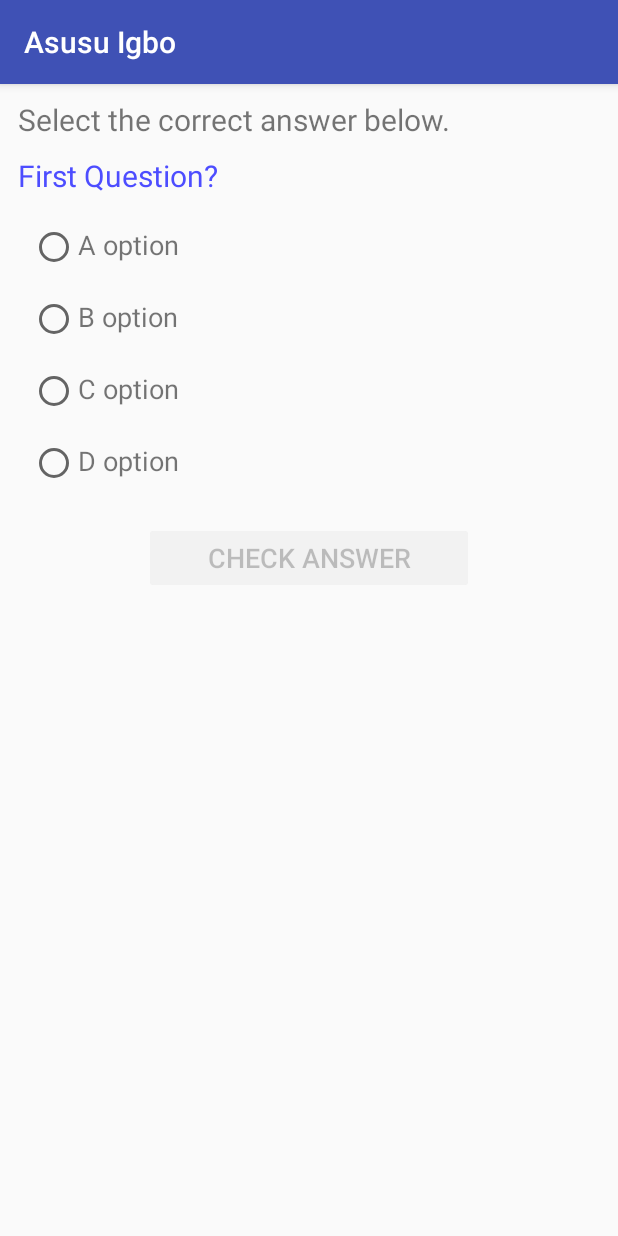
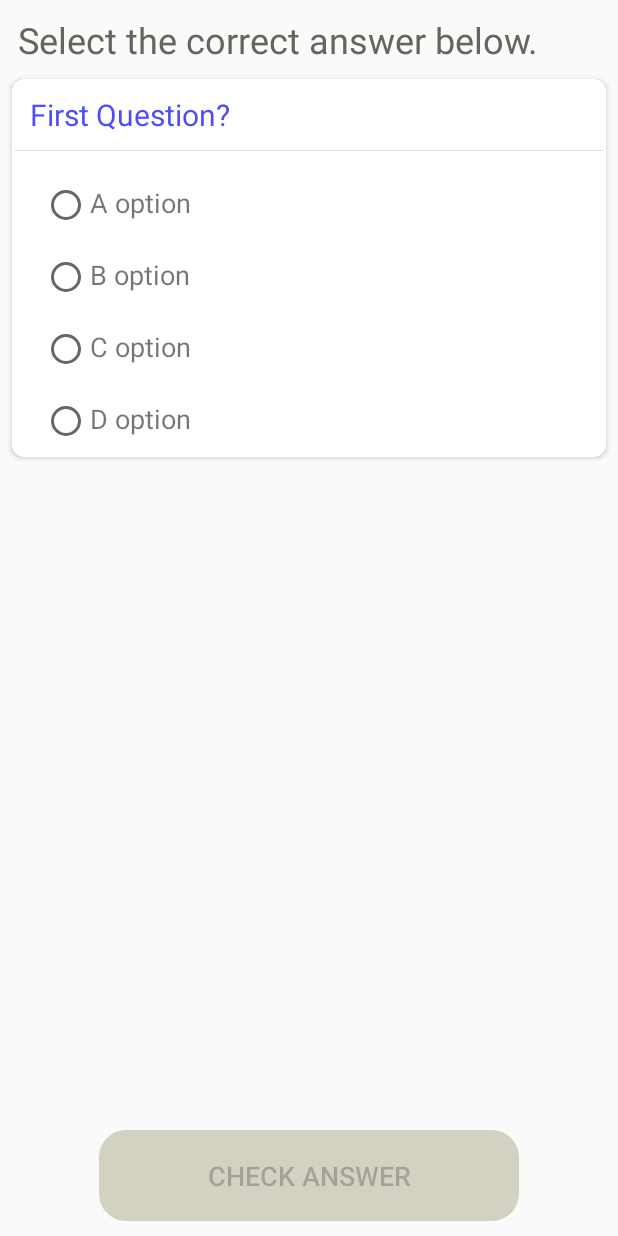
Before and after one commit to fco2/AsusuIgbo, an Android app: the LessonActivity screen opened directly, with no data from a screen before it, on a phone screen of 412 x 824 dp. Run offline under Robolectric (Android 15) with nearby library versions, the phone set to English and light mode, and no system bars.

Commit message:
Implemented card, implemented custom button, custom toolbar

```diff
--- a/app/src/main/AndroidManifest.xml
+++ b/app/src/main/AndroidManifest.xml
@@ -1,6 +1,8 @@
 <?xml version="1.0" encoding="utf-8"?>
 <manifest xmlns:android="http://schemas.android.com/apk/res/android"
     package="com.asusuigbo.frank.asusuigbo">
+
+    <uses-permission android:name="android.permission.INTERNET"/>
 
     <application
         android:allowBackup="true"
@@ -16,7 +18,7 @@
                 <category android:name="android.intent.category.LAUNCHER" />
             </intent-filter>
         </activity>
-        <activity android:name=".LessonActivity"></activity>
+        <activity android:name=".LessonActivity"/>
     </application>
 
 </manifest>
--- a/app/src/main/java/com/asusuigbo/frank/asusuigbo/LessonActivity.kt
+++ b/app/src/main/java/com/asusuigbo/frank/asusuigbo/LessonActivity.kt
@@ -30,6 +30,7 @@ class LessonActivity : AppCompatActivity() {
     var lessonsLayout: RelativeLayout? = null
     var myQueue: Queue<QuestionGroup> = LinkedList() //this.myQueue.addAll(this.dataList)
     var currentQuestionGroup: QuestionGroup? = null
+
 
     var lastQueItemPoll: Boolean = false
 
--- a/app/src/main/java/com/asusuigbo/frank/asusuigbo/MainActivity.kt
+++ b/app/src/main/java/com/asusuigbo/frank/asusuigbo/MainActivity.kt
@@ -5,16 +5,21 @@ import android.app.FragmentManager
 import android.support.v7.app.AppCompatActivity
 import android.os.Bundle
 import android.support.design.widget.BottomNavigationView
+import android.support.v7.widget.Toolbar
 import android.view.Menu
 import android.view.MenuItem
 
 class MainActivity : AppCompatActivity() {
 
     private var bottomNavigationView: BottomNavigationView? = null
+    private var toolbar: Toolbar? = null
 
     override fun onCreate(savedInstanceState: Bundle?) {
         super.onCreate(savedInstanceState)
         setContentView(R.layout.activity_main)
+
+        toolbar = findViewById(R.id.toolbar_main)
+        toolbar!!.title = resources.getString(R.string.app_name)
 
         setUpBottomNavigation()
     }
--- a/app/src/main/java/com/asusuigbo/frank/asusuigbo/com/asusuigbo/frank/asusuigbo/models/DummyList.kt
+++ b/app/src/main/java/com/asusuigbo/frank/asusuigbo/com/asusuigbo/frank/asusuigbo/models/DummyList.kt
@@ -24,6 +24,13 @@ class DummyList {
             dataList.add(qg)
 
             //------------------ Question 3
+            list = populateOptions("T option", "U option", "V option", "ver ver long option to " +
+                    "see how wrapping works")
+            qg = QuestionGroup("Semi last Question?", list, 1,
+                    SharedData.SelectedAnswerIndex)
+            dataList.add(qg)
+
+            //------------------ Question 3
             list = populateOptions("P option", "Q option", "R option", "S option")
             qg = QuestionGroup("Last Question?", list, 1,
                     SharedData.SelectedAnswerIndex)
--- /dev/null
+++ b/app/src/main/res/drawable/rounder_corner_button_shape.xml
@@ -0,0 +1,15 @@
+<?xml version="1.0" encoding="utf-8"?>
+<selector xmlns:android="http://schemas.android.com/apk/res/android">
+    <item android:state_enabled="true">
+        <shape android:shape="rectangle">
+            <solid android:color="@color/colorAccent"/>
+            <corners android:radius="18dp"/>
+        </shape>
+    </item>
+    <item android:state_enabled="false">
+        <shape android:shape="rectangle">
+            <solid android:color="#d3d2c2"/>
+            <corners android:radius="18dp"/>
+        </shape>
+    </item>
+</selector>
--- a/app/src/main/res/layout/activity_lesson.xml
+++ b/app/src/main/res/layout/activity_lesson.xml
@@ -3,6 +3,8 @@
     xmlns:tools="http://schemas.android.com/tools"
     android:layout_width="match_parent"
     android:layout_height="match_parent"
+    android:theme="@style/AppTheme"
+    xmlns:card_view="http://schemas.android.com/apk/res-auto"
     android:id="@+id/lessons_layout_id"
     tools:context=".LessonActivity">
 
@@ -12,43 +14,69 @@
         android:layout_alignParentTop="true"
         android:textAlignment="textStart"
         android:text="@string/select_answer_header"
-        android:textSize="20sp"
+        android:textSize="24sp"
+        android:textColor="#66655c"
         android:layout_marginStart="12dp"
         android:layout_marginTop="10dp"
         android:id="@+id/lesson_activity_text_id"/>
 
+    <android.support.v7.widget.CardView
+        android:layout_width="match_parent"
+        android:layout_height="wrap_content"
+        android:layout_below="@id/lesson_activity_text_id"
+        android:layout_marginStart="8dp"
+        android:layout_marginEnd="8dp"
+        card_view:cardCornerRadius="8dp"
+        android:layout_marginTop="10dp"
+        android:layout_marginBottom="10dp">
+
+        <RelativeLayout
+            android:layout_width="match_parent"
+            android:layout_height="match_parent">
+
             <TextView
                 android:layout_width="wrap_content"
                 android:layout_height="wrap_content"
+                android:layout_alignParentTop="true"
+                android:layout_marginStart="12dp"
+                android:layout_marginTop="10dp"
+                android:layout_marginBottom="8dp"
                 android:textAlignment="textStart"
                 android:textSize="20sp"
-        android:layout_marginStart="12dp"
                 android:textColor="#4d4dff"
-        android:layout_marginTop="10dp"
-        android:layout_below="@id/lesson_activity_text_id"
                 android:id="@+id/question_id"/>
 
+            <View
+                android:layout_width="match_parent"
+                android:layout_height="0.5dp"
+                android:layout_margin="2dp"
+                android:layout_below="@id/question_id"
+                android:background="#e2e1cc"
+                android:id="@+id/view_divider_id"/>
 
             <android.support.v7.widget.RecyclerView
                 android:layout_width="match_parent"
                 android:layout_height="wrap_content"
-        android:layout_below="@id/question_id"
+                android:layout_below="@id/view_divider_id"
+                android:layout_marginTop="10dp"
                 android:textSize="18sp"
                 android:layout_marginStart="12dp"
                 android:textColor="#4d4dff"
-        android:layout_marginTop="10dp"
                 android:id="@+id/question_recycler_view_id" />
 
+        </RelativeLayout>
+    </android.support.v7.widget.CardView>
+
     <Button
-        android:layout_width="220dp"
+        android:layout_width="280dp"
         android:layout_height="wrap_content"
-        android:padding="10dp"
+        android:padding="18dp"
         android:layout_centerHorizontal="true"
-        android:layout_below="@id/question_recycler_view_id"
+        android:layout_alignParentBottom="true"
         android:textSize="18sp"
         android:enabled="false"
-        style="@style/Widget.AppCompat.Button.Colored"
-        android:layout_marginTop="15dp"
+        style="@style/RoundedCornerButtonTheme"
+        android:layout_marginBottom="10dp"
         android:text="@string/answer_button_state"
         android:id="@+id/check_answer_button_id"/>
 
--- a/app/src/main/res/values/colors.xml
+++ b/app/src/main/res/values/colors.xml
@@ -1,13 +1,13 @@
 <?xml version="1.0" encoding="utf-8"?>
 <resources>
-    <color name="colorPrimary">#3F51B5</color>
-    <color name="colorPrimaryDark">#303F9F</color>
-    <color name="colorAccent">#f45c41</color>
+    <color name="colorPrimary">#0c9975</color>
+    <color name="colorPrimaryDark">#0a6d54</color>
+    <color name="colorAccent">#2cba59</color>
     <color name="colorWhite">#FFFFFF</color>
     <color name="colorGrey">#C8C8C8</color>
     <color name="lightPurple">#d98cd9</color>
     <color name="lightOrange">#ff8080</color>
     <color name="lightGreen">#99ff99</color>
     <color name="dividerColor">#e6e6e6</color>
-    <color name="wrongAnswer">#f99fad</color>
+    <color name="wrongAnswer">#d1a5ab</color>
 </resources>
--- a/app/src/main/res/values/styles.xml
+++ b/app/src/main/res/values/styles.xml
@@ -1,11 +1,17 @@
 <resources>
-
     <!-- Base application theme. -->
-    <style name="AppTheme" parent="Theme.AppCompat.Light.DarkActionBar">
+    <style name="AppTheme" parent="Theme.AppCompat.Light.NoActionBar">
         <!-- Customize your theme here. -->
         <item name="colorPrimary">@color/colorPrimary</item>
         <item name="colorPrimaryDark">@color/colorPrimaryDark</item>
         <item name="colorAccent">@color/colorAccent</item>
     </style>
 
+    <style name="ToolbarCustomTheme" parent="Theme.AppCompat">
+        <item name="android:textColorPrimary">#FFFFFF</item>
+    </style>
+
+    <style name="RoundedCornerButtonTheme" parent="Widget.AppCompat.Button.Colored">
+        <item name="android:background">@drawable/rounder_corner_button_shape</item>
+    </style>
 </resources>
--- a/build.gradle
+++ b/build.gradle
@@ -11,7 +11,7 @@ buildscript {
     dependencies {
         classpath 'com.android.tools.build:gradle:3.1.2'
         classpath "org.jetbrains.kotlin:kotlin-gradle-plugin:$kotlin_version"
-        classpath 'com.google.gms:google-services:3.2.0'
+        classpath 'com.google.gms:google-services:3.3.1'
 
         // NOTE: Do not place your application dependencies here; they belong
         // in the individual module build.gradle files
@@ -23,6 +23,9 @@ allprojects {
     repositories {
         google()
         jcenter()
+        maven {
+            url "https://maven.google.com" // Google's Maven repository
+        }
     }
 }
 
```
Also changed, not shown: app/build.gradle (+5 -4 lines), app/src/main/java/com/asusuigbo/frank/asusuigbo/com/asusuigbo/frank/asusuigbo/models/FirebaseAdapter.kt (added, +39 -0 lines), app/src/main/res/layout/activity_main.xml (+11 -0 lines). Lines whose indentation alone changed are shown as unchanged.
